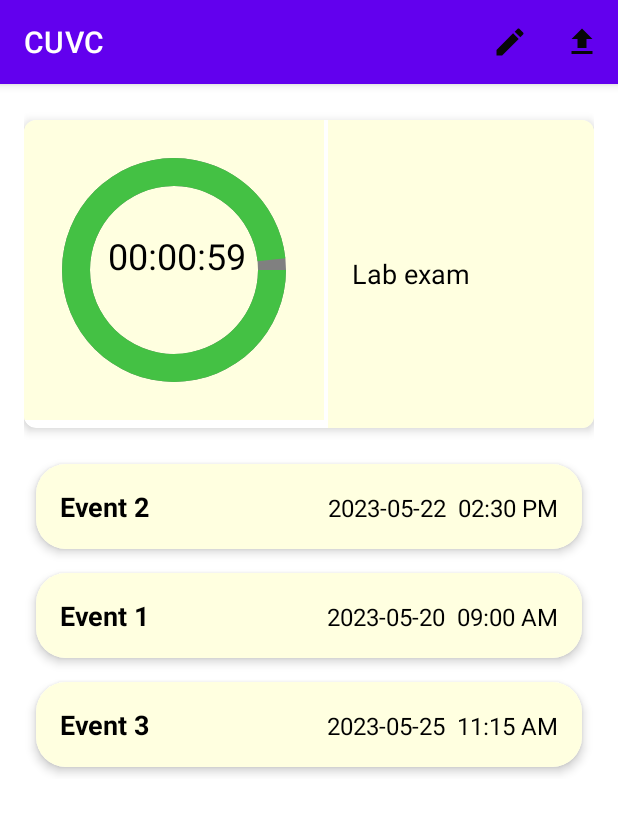
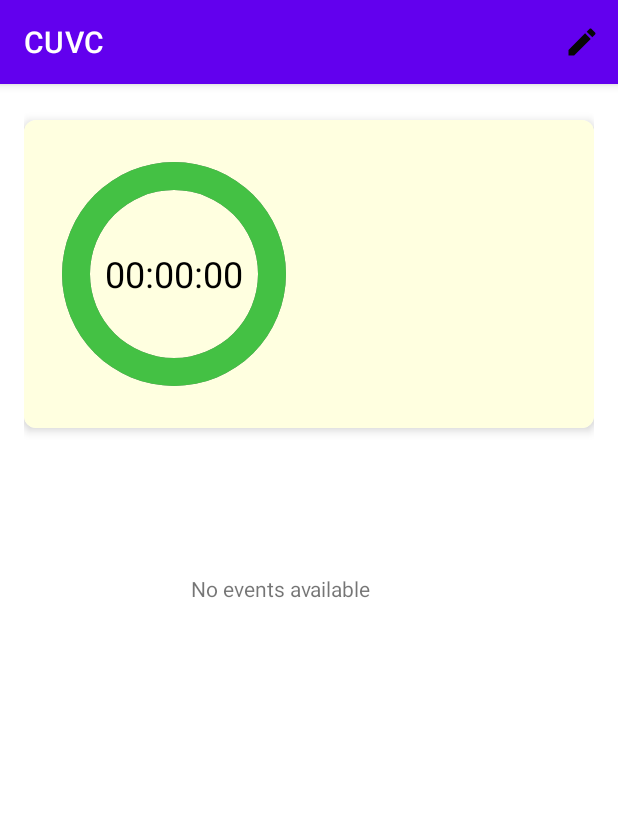
Before and after one commit to Sharif37/CU-Virtual-Classroom-, an Android app: the EventActivity screen opened directly, with no data from a screen before it, on a phone screen of 412 x 824 dp. Shown: the top 813 px of the screen. Run offline under Robolectric (Android 15) with nearby library versions, the phone set to English and light mode, and no system bars; our stand-ins replace Firebase (no records; nobody signed in at launch, a user with empty details on screens opened directly).

Commit message:
event features updated

```diff
--- a/CUVC/app/src/main/java/com/example/cuvc/EventActivity.java
+++ b/CUVC/app/src/main/java/com/example/cuvc/EventActivity.java
@@ -1,5 +1,6 @@
 package com.example.cuvc;
 
+import androidx.annotation.NonNull;
 import androidx.appcompat.app.AppCompatActivity;
 import androidx.recyclerview.widget.LinearLayoutManager;
 import androidx.recyclerview.widget.RecyclerView;
@@ -9,53 +10,74 @@ import android.os.Bundle;
 import android.os.CountDownTimer;
 import android.view.Menu;
 import android.view.MenuItem;
+import android.view.View;
+import android.widget.LinearLayout;
 import android.widget.ProgressBar;
+import android.widget.RelativeLayout;
 import android.widget.TextView;
+import android.widget.Toast;
 
+import com.google.android.gms.tasks.OnFailureListener;
+import com.google.android.gms.tasks.OnSuccessListener;
+import com.google.firebase.database.DataSnapshot;
+import com.google.firebase.database.DatabaseError;
+import com.google.firebase.database.DatabaseReference;
+import com.google.firebase.database.FirebaseDatabase;
+import com.google.firebase.database.ValueEventListener;
+
+import java.text.ParseException;
+import java.text.SimpleDateFormat;
 import java.util.ArrayList;
+import java.util.Calendar;
 import java.util.Collections;
+import java.util.Comparator;
+import java.util.Date;
 import java.util.List;
 import java.util.Locale;
 import java.util.concurrent.TimeUnit;
 
 public class EventActivity extends AppCompatActivity {
 
+    TextView noEventsTextView;
     private CountDownTimer countdownTimer;
     private ProgressBar countdownProgress;
-    private TextView timeTextView;
+    private TextView timeTextView, eName;
     private RecyclerView recyclerView;
     private EventAdapter eventAdapter;
     private List<Event> eventList;
+    private View progressBarLayout;
 
     @Override
     protected void onCreate(Bundle savedInstanceState) {
         super.onCreate(savedInstanceState);
         setContentView(R.layout.activity_event);
 
+
         countdownProgress = findViewById(R.id.countdown_progress_bar);
         timeTextView = findViewById(R.id.countdown_text_view);
+        progressBarLayout = findViewById(R.id.progressBarLayout);
+        eName = findViewById(R.id.name_text_view);
 
 
-        // Set up your RecyclerView adapter and layout manager here
-        // Initialize the RecyclerView
+        //set Recyclerview
         recyclerView = findViewById(R.id.upcoming_events_recycler_view);
         recyclerView.setLayoutManager(new LinearLayoutManager(this));
 
-        // Create a list of events (dummy data for demonstration)
+
         eventList = new ArrayList<>();
-        eventList.add(new Event("","Event 1", "2023-05-20", "09:00 AM"));
-        eventList.add(new Event("","Event 2", "2023-05-22", "02:30 PM"));
-        eventList.add(new Event("","Event 3", "2023-05-25", "11:15 AM"));
 
-        // Sort the event list based on time
-        Collections.sort(eventList);
 
-        // Create and set the adapter
+        retrieveEventData();
+
+
+        // adapter
         eventAdapter = new EventAdapter(eventList);
         recyclerView.setAdapter(eventAdapter);
 
-        long timeLeftInMillis = 60000; // Example: 1 minute (you should replace this with your desired time)
-        startCountdownTimer(timeLeftInMillis);
+        //if no event ( array list empty)
+        noEventsTextView = findViewById(R.id.noeventmessage);
+
+
     }
 
     @Override
@@ -68,56 +90,149 @@ public class EventActivity extends AppCompatActivity {
     public boolean onOptionsItemSelected(MenuItem item) {
         int itemId = item.getItemId();
         if (itemId == R.id.menu_edit) {
-            // Handle the Edit menu item click
-            openEditEventForm();
-            Intent intent=new Intent(this,AdminFormActivity.class);
+            Intent intent = new Intent(this, AdminFormActivity.class);
             startActivity(intent);
             return true;
-        } else if (itemId == R.id.menu_upload) {
-            // Handle the Upload menu item click
-            uploadEventToFirebase();
-            return true;
         }
+
         return super.onOptionsItemSelected(item);
     }
 
-    private void openEditEventForm() {
-        // Implement the logic to open the form for editing the event
-        // You can start a new activity or show a dialog fragment, for example
-    }
 
-    private void uploadEventToFirebase() {
-        // Implement the logic to upload the event to Firebase
-        // You can use Firebase APIs to store the event data
-    }
-
-    private void startCountdownTimer(long timeLeftInMillis) {
-        countdownProgress.setMax(10000); // Set a large max value for precision
-        countdownProgress.setProgress(10000); // Start with full progress
-
+    private void startCountdownTimer(long timeLeftInMillis, long total, String eventId) {
         countdownTimer = new CountDownTimer(timeLeftInMillis, 1000) {
             @Override
             public void onTick(long millisUntilFinished) {
-                long totalTime = timeLeftInMillis;
-                long elapsedTime = totalTime - millisUntilFinished;
+                long remainingTimeInMillis = millisUntilFinished;
 
-                int progress = (int) (elapsedTime * 10000 / totalTime);
-                countdownProgress.setProgress(10000 - progress);
+                int progress = (int) ((total - remainingTimeInMillis) * 100 / total);
 
-                long days = TimeUnit.MILLISECONDS.toDays(millisUntilFinished);
-                long hours = TimeUnit.MILLISECONDS.toHours(millisUntilFinished) % 24;
-                long minutes = TimeUnit.MILLISECONDS.toMinutes(millisUntilFinished) % 60;
-                long seconds = TimeUnit.MILLISECONDS.toSeconds(millisUntilFinished) % 60;
+                //Toast.makeText(EventActivity.this, progress+"", Toast.LENGTH_SHORT).show();
+                countdownProgress.setProgress(100 - progress);
 
-                String timeLeft = String.format(Locale.getDefault(), "%02d:%02d:%02d", days * 24 + hours, minutes, seconds);
+                long days = TimeUnit.MILLISECONDS.toDays(remainingTimeInMillis);
+                long hours = TimeUnit.MILLISECONDS.toHours(remainingTimeInMillis) % 24;
+                long minutes = TimeUnit.MILLISECONDS.toMinutes(remainingTimeInMillis) % 60;
+
+                String timeLeft = String.format(Locale.getDefault(), "%02d:%02d:%02d", days, hours, minutes);
                 timeTextView.setText(timeLeft);
             }
 
             @Override
             public void onFinish() {
-                // Handle the end of the countdown timer
+                // if progress bar finished
+                deleteEvent(eventId);
             }
         };
         countdownTimer.start();
     }
+
+
+    private void deleteEvent(String eventId) {
+        DatabaseReference eventRef = FirebaseDatabase.getInstance().getReference().child("events").child(eventId);
+        eventRef.removeValue()
+                .addOnSuccessListener(new OnSuccessListener<Void>() {
+                    @Override
+                    public void onSuccess(Void aVoid) {
+                        // Event deleted successfully
+                    }
+                })
+                .addOnFailureListener(new OnFailureListener() {
+                    @Override
+                    public void onFailure(@NonNull Exception e) {
+                        // Failed to delete the event
+                    }
+                });
+    }
+
+
+    public void retrieveEventData() {
+        DatabaseReference rootRef = FirebaseDatabase.getInstance().getReference();
+        DatabaseReference eventRef = rootRef.child("events");
+
+        eventRef.addValueEventListener(new ValueEventListener() {
+            @Override
+            public void onDataChange(DataSnapshot dataSnapshot) {
+                eventList.clear();
+                for (DataSnapshot eventSnapshot : dataSnapshot.getChildren()) {
+                    Event event = eventSnapshot.getValue(Event.class);
+                    String eventId = eventSnapshot.getKey();
+                    event.setId(eventId); // set event id for delete
+                    eventList.add(event);
+                }
+
+                // Sort the event
+                Collections.sort(eventList);
+
+                eventAdapter.notifyDataSetChanged();
+
+                if (eventList.isEmpty()) {
+
+                    noEventsTextView.setVisibility(View.VISIBLE);
+                } else {
+
+                    noEventsTextView.setVisibility(View.GONE);
+
+                    Event firstEvent = eventList.get(0);
+                    String eventDate = firstEvent.getDate();
+                    String eventTime = firstEvent.getTime();
+                    String creationDate = firstEvent.getCreationDate();
+                    String creationTime = firstEvent.getCreationTime();
+                    String eventId = firstEvent.getId();
+                    String name = firstEvent.getName();
+
+                    //set event name
+                    eName.setText(name);
+                    calculateTimeLeft(eventDate, eventTime, creationDate, creationTime, eventId);
+                }
+
+                progressBar.hideProgressBar(progressBarLayout);
+            }
+
+            @Override
+            public void onCancelled(DatabaseError databaseError) {
+
+            }
+        });
+    }
+
+    private void calculateTimeLeft(String eventDate, String eventTime, String creationDate, String creationTime, String eventId) {
+        SimpleDateFormat sdf = new SimpleDateFormat("yyyy-MM-dd HH:mm", Locale.getDefault());
+        try {
+
+            //parse date and time
+            Date eventDateTime = sdf.parse(eventDate + " " + eventTime);
+            Date creationDateTime = sdf.parse(creationDate + " " + creationTime);
+
+            // current date and time
+            Calendar currentDateTime = Calendar.getInstance();
+
+            // Calculate the remaining time based on the creation time
+            long timeDifference = eventDateTime.getTime() - currentDateTime.getTimeInMillis();
+            long total = eventDateTime.getTime() - creationDateTime.getTime();
+
+            //if time behind
+            if (timeDifference < 0) {
+
+                countdownProgress.setProgress(0);
+                deleteEvent(eventId);
+                Toast.makeText(this, "Event has occurred" + "", Toast.LENGTH_SHORT).show();
+            } else {
+                startCountdownTimer(timeDifference, total, eventId);
+            }
+
+        } catch (ParseException e) {
+            Toast.makeText(this, "Error occurred: " + e.getMessage(), Toast.LENGTH_SHORT).show();
+            e.printStackTrace();
+        }
+    }
+
+
+    @Override
+    protected void onStart() {
+        super.onStart();
+        progressBar.showProgressBar(progressBarLayout);
+    }
+
+
 }
--- /dev/null
+++ b/CUVC/app/src/main/java/com/example/cuvc/progressBar.java
@@ -0,0 +1,15 @@
+package com.example.cuvc;
+
+import android.view.View;
+
+public class progressBar {
+
+    public static void showProgressBar(View progressBarLayout) {
+        progressBarLayout.setVisibility(View.VISIBLE);
+        progressBarLayout.bringToFront();
+    }
+
+    public static void hideProgressBar(View progressBarLayout) {
+        progressBarLayout.setVisibility(View.GONE);
+    }
+}
--- a/CUVC/app/src/main/res/layout/activity_admin_form.xml
+++ b/CUVC/app/src/main/res/layout/activity_admin_form.xml
@@ -1,3 +1,4 @@
+
 <!-- activity_admin_form.xml -->
 <RelativeLayout xmlns:android="http://schemas.android.com/apk/res/android"
     xmlns:tools="http://schemas.android.com/tools"
--- a/CUVC/app/src/main/res/layout/activity_event.xml
+++ b/CUVC/app/src/main/res/layout/activity_event.xml
@@ -5,7 +5,9 @@
     android:layout_height="wrap_content"
     xmlns:app="http://schemas.android.com/apk/res-auto"
     android:padding="16dp"
+    android:id="@+id/eventContainer"
     tools:context=".EventActivity">
+
 
     <androidx.cardview.widget.CardView
         android:id="@+id/pCardview"
@@ -20,30 +22,30 @@
         <RelativeLayout
             android:id="@+id/countdown_progress_bar_layout"
             android:background="#FFFFE0"
-            android:layout_width="wrap_content"
-            android:layout_height="wrap_content">
+            android:layout_width="match_parent"
+            android:layout_height="match_parent">
 
             <ProgressBar
                 android:id="@+id/countdown_progress_bar"
                 style="?android:attr/progressBarStyleHorizontal"
                 android:layout_width="200dp"
-                android:layout_height="200dp"
+                android:layout_height="205dp"
                 android:indeterminate="false"
+                android:max="100"
                 android:padding="16dp"
-                android:max="100"
                 android:progress="100"
                 android:progressDrawable="@drawable/circular_progress_bar1" />
 
             <TextView
                 android:id="@+id/countdown_text_view"
-                android:layout_width="101dp"
-                android:layout_height="41dp"
+                android:layout_width="wrap_content"
+                android:layout_height="wrap_content"
                 android:layout_alignStart="@+id/countdown_progress_bar"
                 android:layout_alignTop="@+id/countdown_progress_bar"
                 android:layout_alignEnd="@+id/countdown_progress_bar"
-                android:layout_marginStart="56dp"
-                android:layout_marginTop="74dp"
-                android:layout_marginEnd="43dp"
+                android:layout_alignBottom="@+id/countdown_progress_bar"
+                android:layout_centerInParent="true"
+                android:gravity="center"
                 android:text="00:00:00"
                 android:textColor="@color/black"
                 android:textSize="24sp" />
@@ -53,20 +55,22 @@
 
         <TextView
             android:id="@+id/name_text_view"
-            android:layout_width="177dp"
-            android:layout_height="205dp"
-            android:layout_gravity="end"
+            android:layout_width="wrap_content"
+            android:layout_height="wrap_content"
+            android:layout_gravity="center_vertical|end"
+            android:layout_marginRight="30dp"
             android:background="#FFFFE0"
             android:padding="16dp"
-            android:text="Lab exam "
-            android:gravity="center_vertical"
+            android:text=" "
             android:textColor="@color/black"
-            android:layout_alignTop="@id/countdown_progress_bar_layout"
-            android:layout_alignBottom="@id/countdown_progress_bar_layout"
-            android:layout_toEndOf="@id/countdown_progress_bar_layout"
             android:textSize="18sp" />
 
     </androidx.cardview.widget.CardView>
+
+
+    <include
+        android:id="@+id/progressBarLayout"
+        layout="@layout/layout_progress_spinner" />
 
     <androidx.recyclerview.widget.RecyclerView
         android:id="@+id/upcoming_events_recycler_view"
@@ -75,4 +79,21 @@
         android:layout_below="@id/pCardview"
         android:layout_marginTop="16dp" />
 
+    <TextView
+        android:id="@+id/noeventmessage"
+        android:layout_width="157dp"
+        android:layout_height="34dp"
+        android:layout_below="@+id/pCardview"
+        android:layout_alignStart="@+id/progressBarLayout"
+        android:layout_alignEnd="@+id/progressBarLayout"
+        android:layout_alignBottom="@+id/progressBarLayout"
+        android:layout_centerInParent="true"
+        android:layout_marginStart="107dp"
+        android:layout_marginTop="97dp"
+        android:layout_marginEnd="114dp"
+        android:layout_marginBottom="355dp"
+        android:visibility="gone"
+        android:text="No events available" />
+
+
 </RelativeLayout>
--- a/CUVC/app/src/main/res/menu/menu_admin.xml
+++ b/CUVC/app/src/main/res/menu/menu_admin.xml
@@ -8,10 +8,5 @@
         android:orderInCategory="100"
         app:showAsAction="ifRoom" />
 
-    <item
-        android:id="@+id/menu_upload"
-        android:title="Upload"
-        android:icon="@drawable/ic_upload"
-        android:orderInCategory="200"
-        app:showAsAction="ifRoom" />
+
 </menu>
```
Also changed, not shown: CUVC/app/src/main/java/com/example/cuvc/AdminFormActivity.java (+15 -7 lines), CUVC/app/src/main/java/com/example/cuvc/Event.java (+36 -7 lines), CUVC/app/src/main/res/layout/layout_progress_spinner.xml (added, +20 -0 lines).
